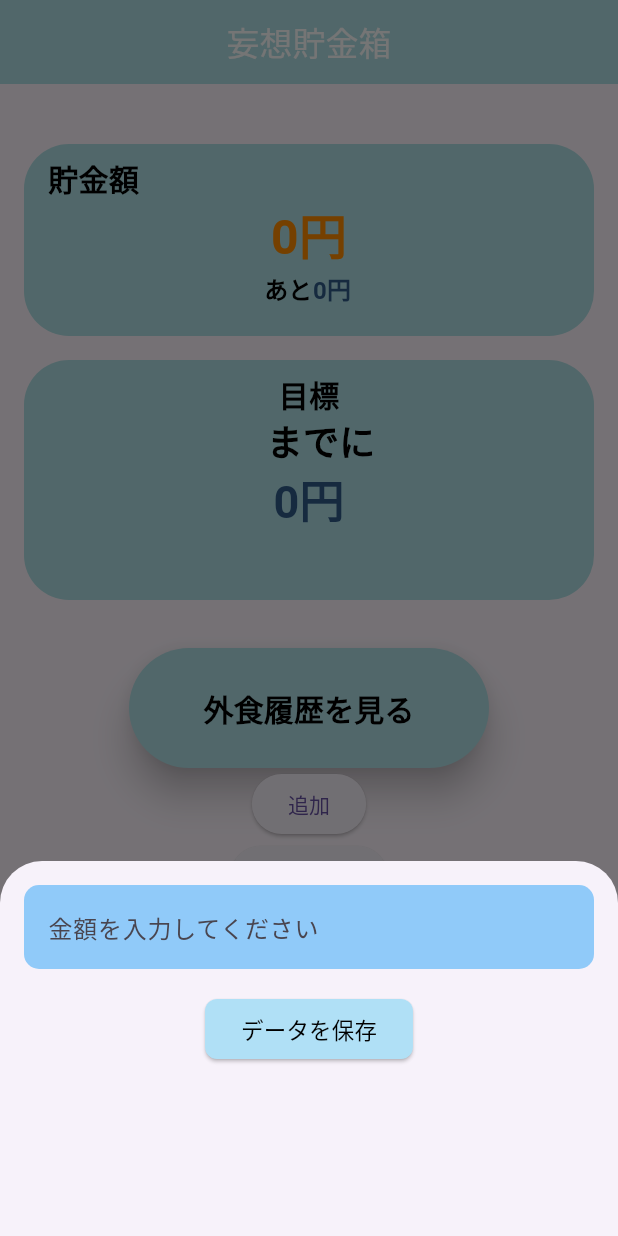
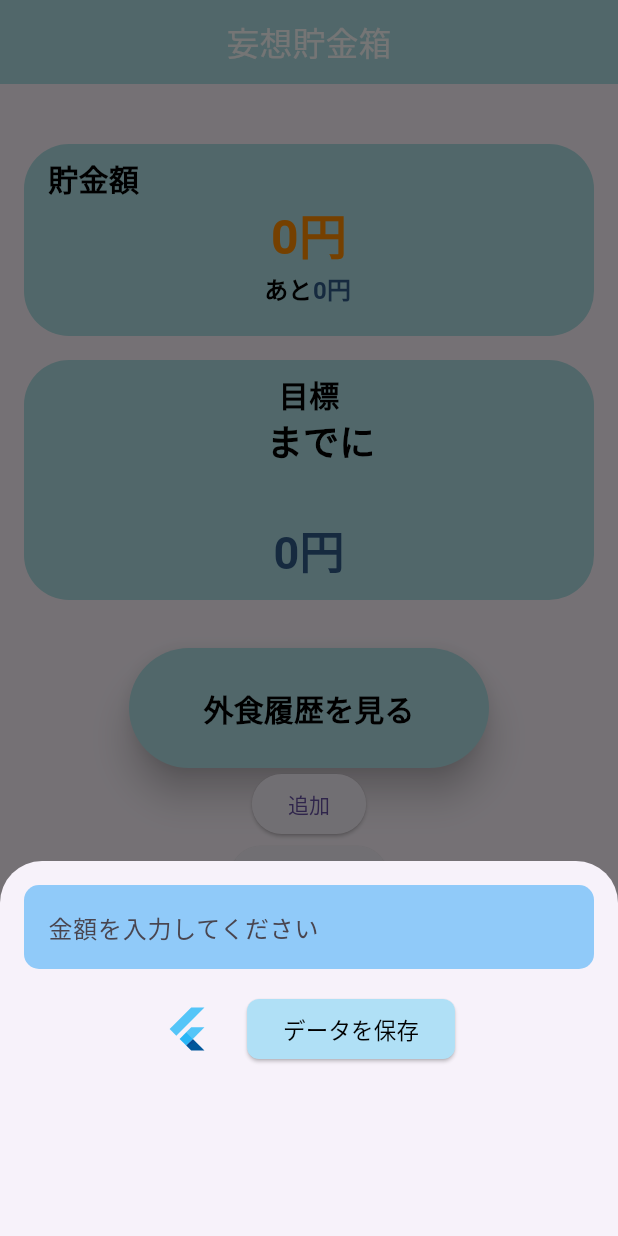
Before and after one commit to ironmax123/delusion_deposit, a Flutter app: the screen it shows after launch, after a tap on the "add" icon, on a phone screen of 412 x 824 dp. Run offline on Flutter 3.47's test engine with Material 3 defaults, Android fonts, the phone set to English and light mode, and no system bars; our stand-ins replace flutter_hooks, shared_preferences.

Commit message:
UIに軽微な変更

```diff
--- a/lib/pages/home/BottomSheetWidget/add_diningout.dart
+++ b/lib/pages/home/BottomSheetWidget/add_diningout.dart
@@ -59,6 +59,13 @@ class AddDiningOut extends HookWidget {
             ),
           ),
           const SizedBox(height: 16),
+          Row(
+            mainAxisAlignment: MainAxisAlignment.center,
+            children: [
+              const FlutterLogo(size: 32),
+              const SizedBox(
+                width: 24,
+              ),
               ElevatedButton(
                 onPressed: saveCourseInfo,
                 style: ElevatedButton.styleFrom(
@@ -72,6 +79,8 @@ class AddDiningOut extends HookWidget {
               ),
             ],
           ),
+        ],
+      ),
     );
   }
 }
--- a/lib/pages/home/home.dart
+++ b/lib/pages/home/home.dart
@@ -77,8 +77,6 @@ class _HomePageState extends State<HomePage> {
       savedeposit(context, loadIntTarget, 'difference');
     });
   }
-
-  void loadTarget() {}
 
   @override
   Widget build(BuildContext context) => Scaffold(
@@ -188,7 +186,7 @@ class _HomePageState extends State<HomePage> {
                           Padding(
                             padding: const EdgeInsets.only(left: 16),
                             child: Text(
-                              '$dateまでに$target',
+                              '$dateまでに\n$target',
                               style: const TextStyle(
                                 color: Colors.black,
                                 fontSize: 24,
@@ -249,7 +247,7 @@ class _HomePageState extends State<HomePage> {
                       ),
                     );
                   },
-                  child: const Text('目標入力'))
+                  child: const Text('目標入力')),
             ],
           ),
         ),
--- a/lib/pages/target-input/target_input.dart
+++ b/lib/pages/target-input/target_input.dart
@@ -1,5 +1,4 @@
 import 'dart:convert';
-import 'package:delusion_deposit/pages/home/home.dart';
 import 'package:delusion_deposit/pages/standard_input/standard_input.dart';
 import 'package:flutter/material.dart';
 import 'package:flutter_hooks/flutter_hooks.dart';
@@ -29,7 +28,7 @@ class TargetInput extends HookWidget {
       // 新しいデータを作成
       final courseData = {
         'target_date':
-            "${selectedDate.value.year}-${selectedDate.value.month.toString().padLeft(2, '0')}-${selectedDate.value.day.toString().padLeft(2, '0')}", // 目標の日付
+            "${selectedDate.value.month.toString().padLeft(2, '0')}/${selectedDate.value.day.toString().padLeft(2, '0')}", // 目標の日付
         'target_price': textFieldValue.value, // 入力された数値
         'target': targetText.value, // 目的入力
       };
```
Lines whose indentation alone changed are shown as unchanged.
